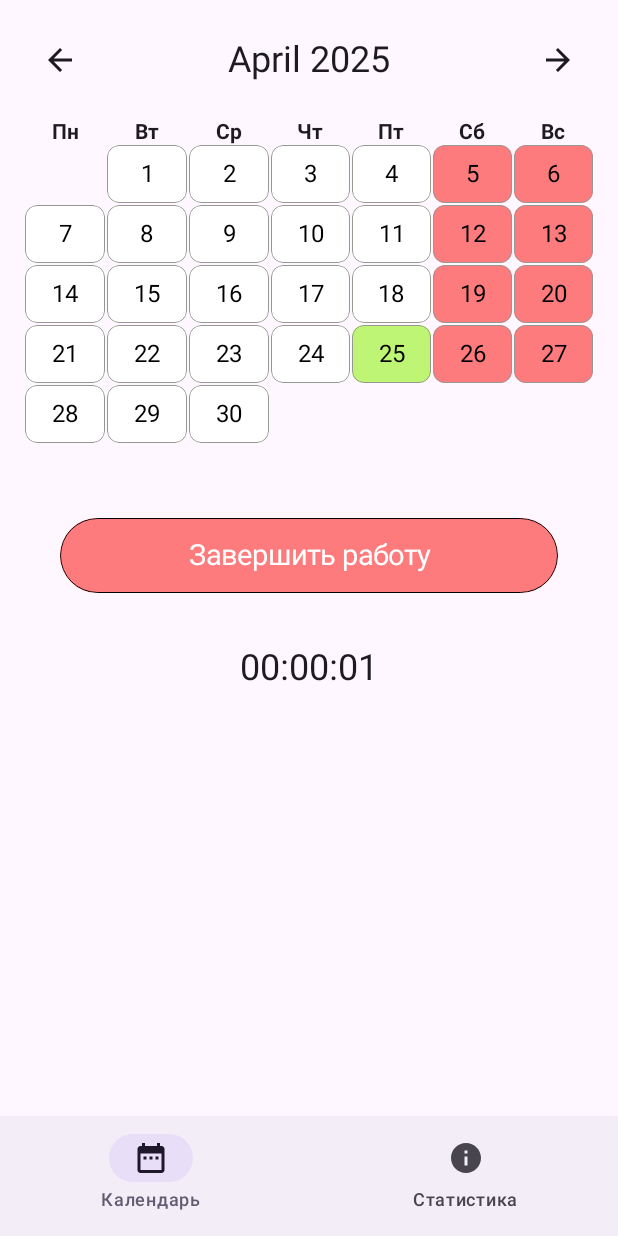
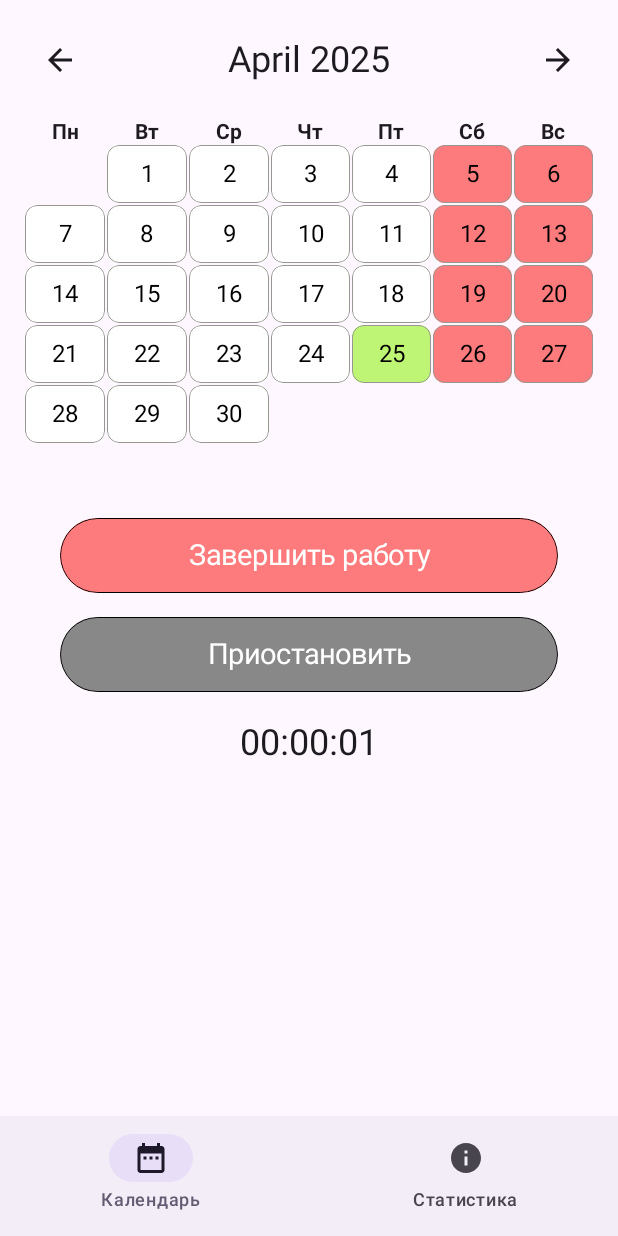
Before and after one commit to Bphoenix134/TimekeepingForJob, an Android app built with Jetpack Compose: the screen it shows after launch (MainActivity), after a tap on "Начать работу", on a phone screen of 412 x 824 dp. Run offline under Robolectric (Android 15) with nearby library versions, the phone set to English and light mode, and no system bars; our stand-ins replace Dagger/Hilt's generated code, Room's generated code.

Commit message:
Add button Pause

```diff
--- a/app/src/main/java/com/example/timemanagerforjob/presentation/work/WorkScreen.kt
+++ b/app/src/main/java/com/example/timemanagerforjob/presentation/work/WorkScreen.kt
@@ -42,6 +42,7 @@ fun WorkScreen(viewModel: WorkViewModel = hiltViewModel()) {
     val reportState by viewModel.reportState.collectAsState()
     val workedTime by viewModel.workedTime.collectAsState()
     val isWorking = reportState?.endTime == null && reportState != null
+    val isPaused by viewModel.isPaused
 
     Column(modifier = Modifier.fillMaxSize().padding(16.dp)) {
         Row(
@@ -139,24 +140,55 @@ fun WorkScreen(viewModel: WorkViewModel = hiltViewModel()) {
                         } else {
                             viewModel.startTimeReport()
                         }
-                    }
-                    .padding(vertical = 12.dp)
+                    },
+                contentAlignment = Alignment.Center
             ) {
                 Text(
                     text = if (isWorking) "Завершить работу" else "Начать работу",
                     color = if (isWorking) Color.White else Color.Black,
-                    modifier = Modifier.align(Alignment.Center),
                     fontSize = 19.sp,
                 )
             }
 
-            Spacer(modifier = Modifier.height(32.dp))
+            if (isWorking) {
+                Spacer(modifier = Modifier.height(16.dp))
+
+                Box(
+                    modifier = Modifier
+                        .fillMaxWidth()
+                        .height(50.dp)
+                        .clip(RoundedCornerShape(50))
+                        .background(if (isPaused) Color(0xFF4a4a4a) else Color.Gray)
+                        .border(
+                            width = 0.5.dp,
+                            color = Color.Black,
+                            shape = RoundedCornerShape(50)
+                        )
+                        .clickable {
+                            if (isPaused) {
+                                viewModel.resumeTimeReport()
+                            } else {
+                                viewModel.pauseTimeReport()
+                            }
+                        },
+                    contentAlignment = Alignment.Center
+                ) {
+                    Text(
+                        text = if (isPaused) "Возобновить работу" else "Приостановить",
+                        color = Color.White,
+                        fontSize = 19.sp,
+                    )
+                }
+            }
+
+            Spacer(modifier = Modifier.height(16.dp))
 
             if (isWorking) {
                 Text(
                     text = formatTime(workedTime),
                     fontSize = 24.sp,
-                    style = MaterialTheme.typography.headlineMedium
+                    style = MaterialTheme.typography.headlineMedium,
+                    color = if (isPaused) Color.Red else Color.Unspecified
                 )
             } else if (reportState != null) {
                 val duration = reportState?.durationMillis
--- a/app/src/main/java/com/example/timemanagerforjob/presentation/work/WorkViewModel.kt
+++ b/app/src/main/java/com/example/timemanagerforjob/presentation/work/WorkViewModel.kt
@@ -8,6 +8,8 @@ import com.example.timemanagerforjob.domain.model.TimeReport
 import com.example.timemanagerforjob.domain.repository.CalendarRepository
 import com.example.timemanagerforjob.domain.repository.TimeReportRepository
 import com.example.timemanagerforjob.domain.usecase.GetDaysOfMonthUseCase
+import androidx.compose.runtime.mutableStateOf
+import androidx.compose.runtime.State
 import dagger.hilt.android.lifecycle.HiltViewModel
 import kotlinx.coroutines.Job
 import kotlinx.coroutines.delay
@@ -43,6 +45,12 @@ class WorkViewModel @Inject constructor(
     private val _workedTime = MutableStateFlow(0L)
     val workedTime: StateFlow<Long> = _workedTime.asStateFlow()
     private var timerJob: Job? = null
+
+    private var pauseTime: Long = 0L
+    private var accumulatedTime: Long = 0L
+
+    private var _isPaused = mutableStateOf(false)
+    val isPaused: State<Boolean> get() = _isPaused
 
     init {
         loadDaysOfMonth()
@@ -111,18 +119,21 @@ class WorkViewModel @Inject constructor(
 
     fun startTimeReport() {
         val start = System.currentTimeMillis()
+
         _reportState.value = TimeReport(
             date = LocalDate.now(),
             startTime = start,
             endTime = null
         )
 
+        accumulatedTime = 0L
+        pauseTime = 0L
         timerJob?.cancel()
 
         timerJob = viewModelScope.launch {
             while (isActive) {
                 val currentTime = System.currentTimeMillis()
-                _workedTime.value = currentTime - start
+                _workedTime.value = accumulatedTime + (currentTime - start)
                 delay(1000)
             }
         }
@@ -141,7 +152,23 @@ class WorkViewModel @Inject constructor(
         }
     }
 
-    fun pauseTimeReport(){
+    fun pauseTimeReport() {
+        pauseTime = System.currentTimeMillis()
+        timerJob?.cancel()
+        _isPaused.value = true
+    }
 
+    fun resumeTimeReport() {
+        val resumedStart = System.currentTimeMillis()
+        accumulatedTime += (resumedStart - pauseTime)
+
+        timerJob = viewModelScope.launch {
+            while (isActive) {
+                val currentTime = System.currentTimeMillis()
+                _workedTime.value = accumulatedTime + (currentTime - resumedStart)
+                delay(1000)
+            }
+        }
+        _isPaused.value = false
     }
 }
```
